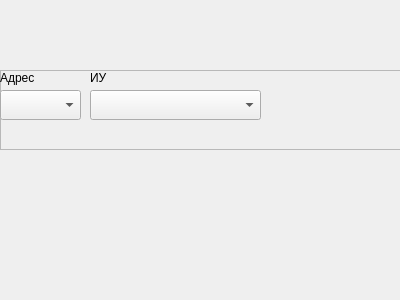
First picture: the form in m_cfg/unitWidgets/widget_y4_sota.ui, repository xXRadioHeadXx/start7, before the edit.
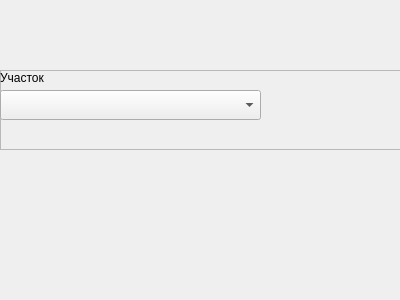
Second picture: the form after the edit.

Patch:
```diff
--- a/m_cfg/unitWidgets/widget_y4_sota.ui
+++ b/m_cfg/unitWidgets/widget_y4_sota.ui
@@ -28,51 +28,12 @@
    <property name="frameShadow">
     <enum>QFrame::Raised</enum>
    </property>
-   <widget class="QLabel" name="label_103">
-    <property name="geometry">
-     <rect>
-      <x>90</x>
-      <y>0</y>
-      <width>71</width>
-      <height>16</height>
-     </rect>
-    </property>
-    <property name="text">
-     <string>ИУ</string>
-    </property>
-   </widget>
-   <widget class="QComboBox" name="Num1">
-    <property name="geometry">
-     <rect>
-      <x>0</x>
-      <y>20</y>
-      <width>81</width>
-      <height>30</height>
-     </rect>
-    </property>
-    <property name="sizeAdjustPolicy">
-     <enum>QComboBox::AdjustToMinimumContentsLengthWithIcon</enum>
-    </property>
-   </widget>
-   <widget class="QLabel" name="label_102">
-    <property name="geometry">
-     <rect>
-      <x>0</x>
-      <y>0</y>
-      <width>71</width>
-      <height>16</height>
-     </rect>
-    </property>
-    <property name="text">
-     <string>Адрес</string>
-    </property>
-   </widget>
    <widget class="QComboBox" name="Num2">
     <property name="geometry">
      <rect>
-      <x>90</x>
+      <x>0</x>
       <y>20</y>
-      <width>171</width>
+      <width>261</width>
       <height>30</height>
      </rect>
     </property>
@@ -80,6 +41,19 @@
      <enum>QComboBox::AdjustToMinimumContentsLengthWithIcon</enum>
     </property>
    </widget>
+   <widget class="QLabel" name="label_102">
+    <property name="geometry">
+     <rect>
+      <x>0</x>
+      <y>0</y>
+      <width>71</width>
+      <height>16</height>
+     </rect>
+    </property>
+    <property name="text">
+     <string>Участок</string>
+    </property>
+   </widget>
   </widget>
  </widget>
  <resources/>
```
